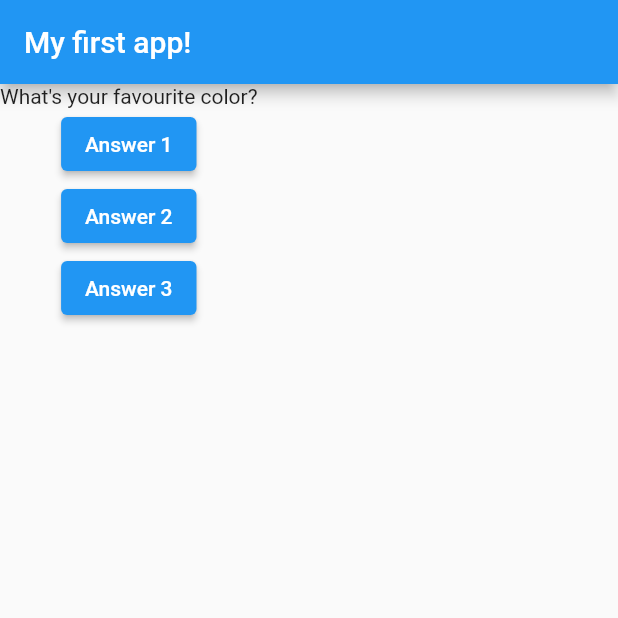
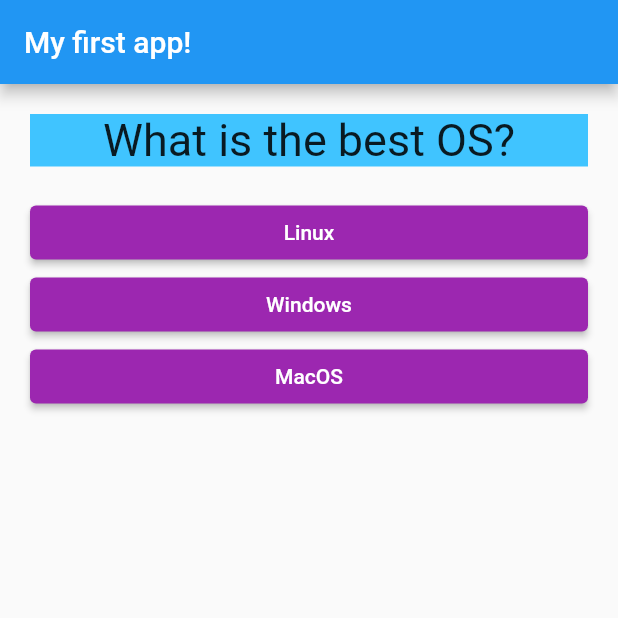
Before and after one commit to SHA1-un/Udemy-Flutter-Quiz-App, a Flutter app: the screen it shows after launch, on a phone screen of 412 x 824 dp, the top half of it. Run offline on Flutter 3.47's test engine with Material 2 defaults, Android fonts, the phone set to English and light mode, and no system bars.

```diff
--- /dev/null
+++ b/lib/answer.dart
@@ -0,0 +1,27 @@
+import 'package:flutter/material.dart';
+import './main.dart';
+
+// ignore_for_file: prefer_const_constructors
+
+class Answer extends StatelessWidget {
+  // final Function answerQuestion; //Use the Function type if the function has parameters
+  final VoidCallback
+      answerQuestion; // use VoidCallBack if the function has no parameters
+  final String answer_text;
+
+  Answer(this.answerQuestion, this.answer_text);
+
+  @override
+  Widget build(BuildContext context) {
+    return Container(
+      width: double.infinity,
+      margin: EdgeInsets.only(left: 20, right: 20),
+      child: ElevatedButton(
+        style: ButtonStyle(
+            backgroundColor: MaterialStateProperty.all(Colors.purple)),
+        onPressed: answerQuestion,
+        child: Text(answer_text),
+      ),
+    );
+  }
+}
--- a/lib/main.dart
+++ b/lib/main.dart
@@ -3,17 +3,17 @@
         value, therefore we cannot assign buttonPressed() to it since that would
         assign whatever buttonPressed() returns, which is nothing/null since it's
         a void function. So we need to assign buttonPressed as the value which
-        serves as a pointer to the fuction.
+        serves as a pointer to the function.
 
-        This is importatnt since Flutter and by extenstion, Dart parses the file
+        This is important since Flutter and by extension, Dart parses the file
         from top to bottom, left to right and when the onPressed property with
-        the value buttonPressed() gets encountered, dart would call the funtion,
+        the value buttonPressed() gets encountered, dart would call the function,
         and assign the value to buttonPressed, which is not the desired outcome.
 
     2)  Widgets are just Dart objects. They need to extend StatelessWidget or
         StatefulWidget though (and implement a build() method)
 
-    3)  Anonomous function examples:
+    3)  Anonymous function examples:
 
         ElevatedButton(
           child: Text("Button"),
@@ -37,23 +37,26 @@
         Dart files.
         Therefore, MyAppState becomes _MyAppState
 
-    5)  Convension: One widget per file unless you do not plan on re-using
+    5)  Convention: One widget per file unless you do not plan on re-using
         widgets and a file containing multiple widgets only work with one another,
-        then an exeption can be made.
+        then an exception can be made.
+
+    6)  Each time the build method gets called, each widget in the widget tree
+        will bw updated/ re-rendered if and only if it has undergone changes.
 */
 
 // ignore_for_file: prefer_const_constructors
 // ignore_for_file: prefer_const_literals_to_create_immutables
 
 import 'package:flutter/material.dart';
+// import 'package:http/http.dart' as http;
+// import 'dart:convert';
+import './quiz.dart';
+import './restart.dart';
 
 /// The main function of any dart file corresponds to the filename.dart and
 /// every dart project needs a main.dart file which flutter looks for
 /// when starting the application.
-/*void main() {
-  runApp(
-      MyApp()); //  runApp() takes the widget object you pass to it and ensures that the widget tree of that widget gets created
-}*/
 void main() => runApp(MyApp());
 
 /// MyApp inherits properties by means of the "extends" keyword and it inherits
@@ -68,12 +71,50 @@ class MyApp extends StatefulWidget {
 // This is now the state for our MyApp widget
 class _MyAppState extends State<MyApp> {
   var _questionIndex = 0;
+  var _displayQuestions = true;
+  var _score = 0;
 
-  void _answerQuestion() {
+  final questions = const [
+    {
+      'question_text': "What is the best OS?",
+      'question_answers': [
+        {'text': "Linux", 'score': 10},
+        {'text': "Windows", 'score': 7},
+        {'text': "MacOS", 'score': 2}
+      ]
+    },
+    {
+      'question_text':
+          "Is there a difference between a Map and an Object in JavaScript?",
+      'question_answers': [
+        {'text': "Yes", 'score': 6},
+        {'text': "Kinda, but not really", 'score': 10},
+        {'text': "No", 'score': 1}
+      ]
+    },
+    {
+      'question_text': "Rooms!?",
+      'question_answers': [
+        {'text': "Huh? Rooms?", 'score': 10}
+      ]
+    },
+  ];
+
+  void _answerQuestion(int score) {
     // Each time setState is called, the stateful widget gets rebuilt. This
     // means that the build method is called again.
+    _score += score;
+
     setState(() {
-      _questionIndex += 1;
+      _questionIndex < 2 ? _questionIndex += 1 : _displayQuestions = false;
+    });
+  }
+
+  void _restartQuestions() {
+    setState(() {
+      _questionIndex = 0;
+      _score = 0;
+      _displayQuestions = true;
     });
   }
 
@@ -87,33 +128,20 @@ class _MyAppState extends State<MyApp> {
   /// elements that have changed, will be re-drawn
   @override
   Widget build(BuildContext context) {
-    var questions = [
-      "What's your favourite color?",
-      "What's your favourite animal?",
-      "Hello!"
-    ];
+    // if (questions_2 == null) {
+    //   return const CircularProgressIndicator();
+    // }
+
+    // print('Here: ${questions_2![0]}');
 
     return MaterialApp(
       home: Scaffold(
         appBar: AppBar(
           title: Text("My first app!"),
         ),
-        body: Column(
-          children: [
-            Text(questions[_questionIndex]),
-            ElevatedButton(
-                onPressed: _answerQuestion,
-                child: Text("Answer 1")), // See note 1
-            ElevatedButton(
-              onPressed: _answerQuestion,
-              child: Text("Answer 2"),
-            ),
-            ElevatedButton(
-              onPressed: _answerQuestion,
-              child: Text("Answer 3"),
-            ),
-          ],
-        ),
+        body: _displayQuestions
+            ? Quiz(questions, _answerQuestion, _questionIndex)
+            : Restart(_restartQuestions, _score),
       ),
     );
   }
--- a/lib/question.dart
+++ b/lib/question.dart
@@ -1,8 +1,29 @@
+// The function of this widget is to receive a list of questions as parameters
+// and then display the questions
+//
+//
+
+// ignore_for_file: prefer_const_constructors
+
 import 'package:flutter/material.dart';
 
 class Question extends StatelessWidget {
+  final String question_text;
+
+  Question(this.question_text);
+
   @override
   Widget build(BuildContext context) {
-    return Text(data);
+    return Container(
+      child: Text(
+        question_text,
+        style: TextStyle(fontSize: 30),
+        textAlign: TextAlign.center,
+      ),
+      color: Colors.lightBlueAccent,
+      width: double
+          .infinity, // This ensures that the container takes up as much width as possible
+      margin: EdgeInsets.all(20),
+    );
   }
 }
--- /dev/null
+++ b/lib/quiz.dart
@@ -0,0 +1,31 @@
+import 'package:flutter/material.dart';
+import './question.dart';
+import './answer.dart';
+
+class Quiz extends StatelessWidget {
+  final List<Map<String, Object>> questions;
+  final Function answerQuestion;
+  final int questionIndex;
+
+  Quiz(this.questions, this.answerQuestion, this.questionIndex);
+
+  @override
+  Widget build(BuildContext context) {
+    return Column(
+      crossAxisAlignment: CrossAxisAlignment.center,
+      children: [
+        Question(questions[questionIndex]['question_text'] as String),
+        ...(questions[questionIndex]['question_answers']
+                as List<Map<String, Object>>)
+            .map((answer) => Answer(
+                () => answerQuestion(answer["score"]),
+                answer["text"]
+                    as String)) // a hook function is anonymous and is stored in memory - therefore, only a pointer to this function in memory gets passed to Answer. Thus, we can increment the global score count AND pass a reference to the function all in one
+            .toList()
+        // What is happening here you may ask, well what we've done is, for each answer in a specific questions array index, we
+        // are mapping the list of String answers to a list of Answer widgets. We then use the spread operator in order to "spread" our list
+        // of widgets out so that they are now not a list within the children list, but rather list items within the children list                                     "
+      ],
+    );
+  }
+}
--- a/pubspec.yaml
+++ b/pubspec.yaml
@@ -29,7 +29,6 @@ environment:
 dependencies:
   flutter:
     sdk: flutter
-
 
   # The following adds the Cupertino Icons font to your application.
   # Use with the CupertinoIcons class for iOS style icons.
```
Also changed, not shown: lib/restart.dart (added, +44 -0 lines), pubspec.lock, 1 other file.
